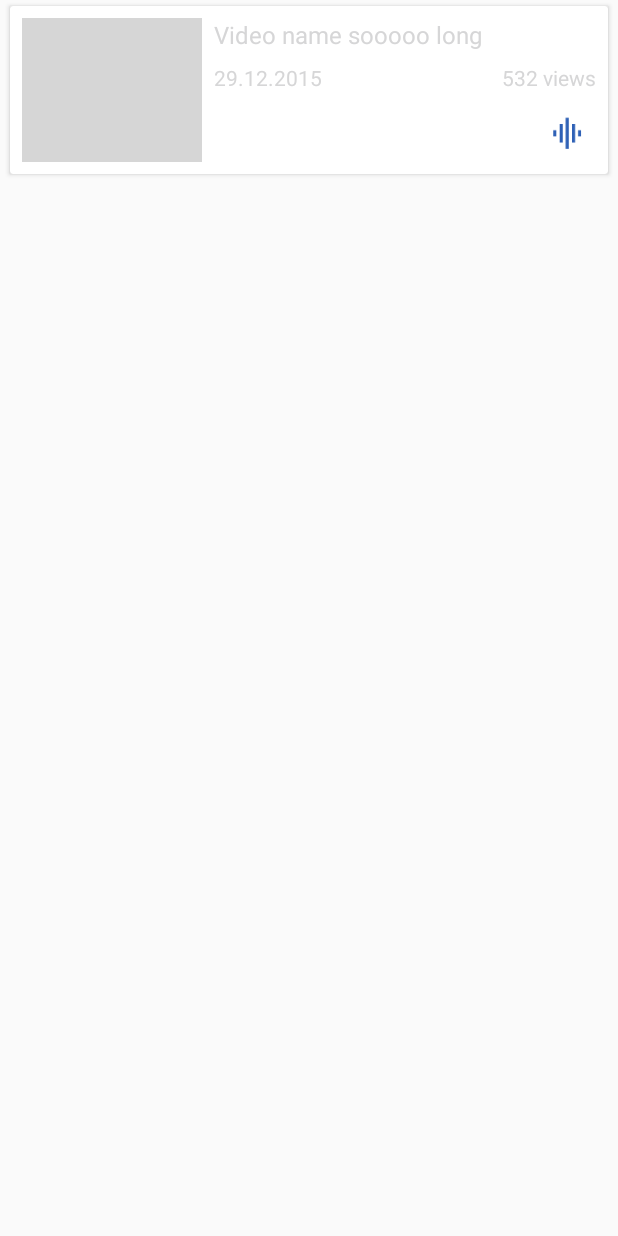
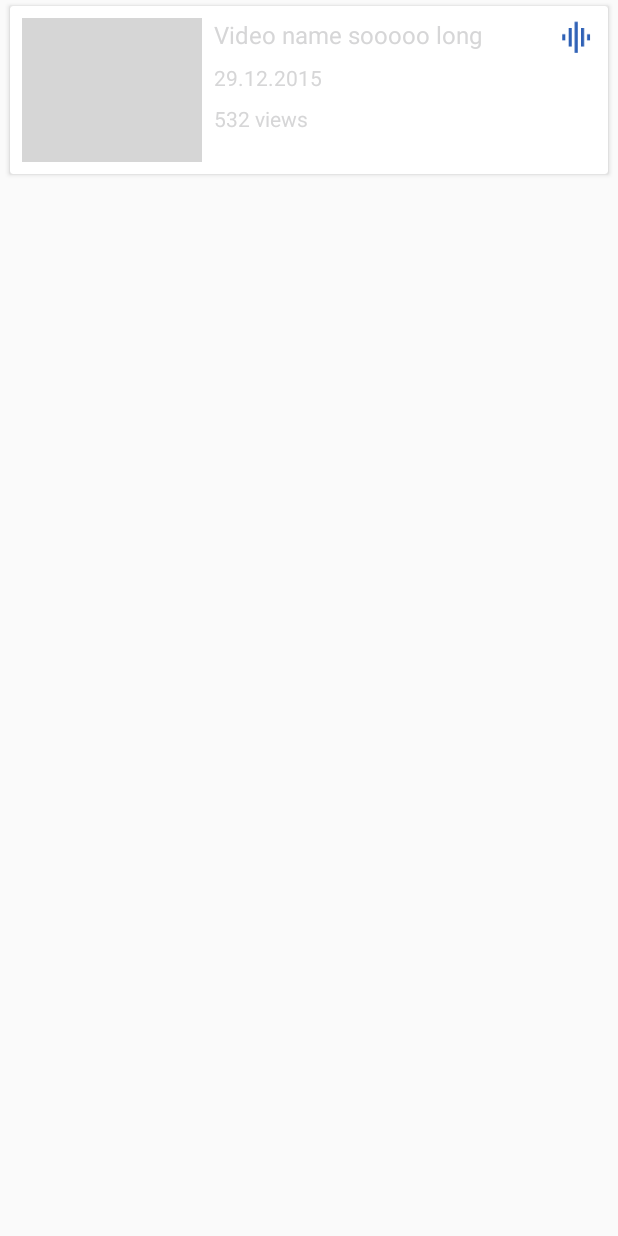
Before and after one commit to chaeMil/oazatv-android, an Android app: the layout archive_item.xml on its own in the app's theme, with its tools: preview values and no code run, on a phone screen of 412 x 824 dp. Run offline under Robolectric (Android 15) with nearby library versions, the phone set to English and light mode, and no system bars; grey boxes are pictures that could not be loaded.

```diff
--- a/app/src/main/java/com/chaemil/hgms/activity/MainActivity.java
+++ b/app/src/main/java/com/chaemil/hgms/activity/MainActivity.java
@@ -36,6 +36,12 @@ public class MainActivity extends BaseActivity implements
 
         currentOrientation = getResources().getConfiguration().orientation;
         setRequestedOrientation(ActivityInfo.SCREEN_ORIENTATION_SENSOR);
+    }
+
+    @Override
+    protected void onPause() {
+        super.onPause();
+        getPlayerFragment().saveCurrentVideoTime();
     }
 
     @Override
--- a/app/src/main/java/com/chaemil/hgms/fragment/PlayerFragment.java
+++ b/app/src/main/java/com/chaemil/hgms/fragment/PlayerFragment.java
@@ -30,6 +30,7 @@ import com.chaemil.hgms.utils.DimensUtils;
 import com.chaemil.hgms.utils.SmartLog;
 import com.daimajia.androidanimations.library.Techniques;
 import com.daimajia.androidanimations.library.YoYo;
+import com.github.johnpersano.supertoasts.SuperToast;
 import com.squareup.picasso.Picasso;
 
 import at.markushi.ui.CircleButton;
@@ -90,10 +91,6 @@ public class PlayerFragment extends Fragment implements View.OnClickListener, Vi
         super.onPause();
 
         videoView.pause();
-        if (videoView != null && currentVideo != null) {
-            currentVideo.setCurrentTime(videoView.getCurrentPosition());
-            currentVideo.save();
-        }
 
     }
 
@@ -422,7 +419,17 @@ public class PlayerFragment extends Fragment implements View.OnClickListener, Vi
         }
     }
 
+    public void saveCurrentVideoTime() {
+        if (videoView != null && currentVideo != null) {
+            currentVideo.setCurrentTime(videoView.getCurrentPosition());
+            currentVideo.save();
+        }
+    }
+
     private void playNew(Video video, boolean playAudio) {
+
+        saveCurrentVideoTime();
+
         Video savedVideo = null;
 
         try {
@@ -433,6 +440,10 @@ public class PlayerFragment extends Fragment implements View.OnClickListener, Vi
 
         if (savedVideo != null) {
             this.currentVideo = savedVideo;
+
+            SuperToast.create(getActivity(),
+                    getString(R.string.resuming_from_saved_time),
+                    SuperToast.Duration.SHORT).show();
         } else {
             this.currentVideo = video;
         }
--- a/app/src/main/res/layout/archive_item.xml
+++ b/app/src/main/res/layout/archive_item.xml
@@ -35,11 +35,13 @@
                 android:textColor="@color/dark_gray"
                 android:layout_width="match_parent"
                 android:layout_height="wrap_content"
-                android:layout_alignTop="@+id/thumb"
-                android:layout_toRightOf="@+id/thumb"
-                android:layout_toEndOf="@+id/thumb"
-                android:layout_marginRight="8dp"
-                android:maxLines="2"/>
+                android:maxLines="2"
+                android:layout_alignParentTop="true"
+                android:layout_alignLeft="@+id/date"
+                android:layout_alignStart="@+id/date"
+                android:layout_marginTop="8dp"
+                android:layout_toLeftOf="@+id/play_audio"
+                android:layout_toStartOf="@+id/play_audio" />
 
             <TextView
                 android:layout_width="wrap_content"
@@ -58,23 +60,21 @@
                 tools:text="532 views"
                 android:id="@+id/views"
                 android:textColor="@color/dark_gray"
-                android:layout_alignTop="@+id/date"
-                android:layout_toRightOf="@+id/date"
-                android:layout_alignRight="@+id/name"
-                android:layout_alignEnd="@+id/name"
-                android:layout_marginLeft="20dp"
-                android:gravity="right" />
+                android:gravity="right"
+                android:layout_below="@+id/date"
+                android:layout_toRightOf="@+id/thumb"
+                android:layout_toEndOf="@+id/thumb"
+                android:layout_marginTop="8dp" />
 
             <ImageView
                 android:layout_width="38dp"
                 android:layout_height="38dp"
                 android:id="@+id/play_audio"
-                android:layout_alignParentBottom="true"
+                android:src="@drawable/play_audio"
+                android:layout_alignParentTop="true"
                 android:layout_alignParentRight="true"
-                android:layout_alignParentEnd="true"
-                android:layout_marginRight="8dp"
-                android:layout_marginBottom="8dp"
-                android:src="@drawable/play_audio" />
+                android:layout_marginTop="2dp"
+                android:layout_marginRight="2dp" />
 
         </RelativeLayout>
 
--- a/app/src/main/res/values/strings.xml
+++ b/app/src/main/res/values/strings.xml
@@ -13,4 +13,5 @@
     <string name="tutorial">Tutorial</string>
     <string name="views">views</string>
     <string name="downloaded">Downloaded</string>
+    <string name="resuming_from_saved_time">Resuming from saved time</string>
 </resources>
```
Also changed, not shown: app/src/main/res/drawable-hdpi/more.png (added), app/src/main/res/drawable-mdpi/more.png (added), app/src/main/res/drawable-xhdpi/more.png (added), app/src/main/res/drawable-xxhdpi/more.png (added), app/src/main/res/drawable-xxxhdpi/more.png (added).
